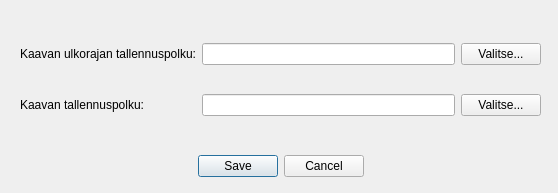
Before: the Qt Designer form arho_feature_template/gui/serialize_plan.ui in GispoCoding/arho-qgis-plugin, drawn with Qt 5.
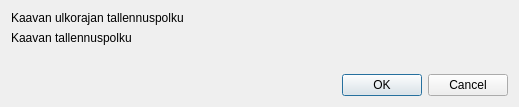
After: the same form once the commit is applied. Custom widgets are drawn as their Qt base class.

Commit message: fixes to serialize/save plan form

What changed in the file:
```diff
--- a/arho_feature_template/gui/serialize_plan.ui
+++ b/arho_feature_template/gui/serialize_plan.ui
@@ -6,84 +6,89 @@
    <rect>
     <x>0</x>
     <y>0</y>
-    <width>558</width>
-    <height>193</height>
+    <width>519</width>
+    <height>107</height>
    </rect>
   </property>
+  <property name="sizePolicy">
+   <sizepolicy hsizetype="Preferred" vsizetype="Preferred">
+    <horstretch>0</horstretch>
+    <verstretch>0</verstretch>
+   </sizepolicy>
+  </property>
+  <property name="maximumSize">
+   <size>
+    <width>16777215</width>
+    <height>16777215</height>
+   </size>
+  </property>
   <property name="windowTitle">
    <string>Tallenna kaava JSON</string>
   </property>
-  <widget class="QDialogButtonBox" name="buttonBox">
-   <property name="geometry">
-    <rect>
-     <x>20</x>
-     <y>150</y>
-     <width>521</width>
-     <height>32</height>
-    </rect>
-   </property>
-   <property name="standardButtons">
-    <set>QDialogButtonBox::Cancel|QDialogButtonBox::Save</set>
-   </property>
-   <property name="centerButtons">
-    <bool>true</bool>
-   </property>
-  </widget>
-  <widget class="QWidget" name="layoutWidget">
-   <property name="geometry">
-    <rect>
-     <x>20</x>
-     <y>20</y>
-     <width>521</width>
-     <height>120</height>
-    </rect>
-   </property>
-   <layout class="QGridLayout" name="gridLayout">
+  <layout class="QVBoxLayout" name="verticalLayout">
+   <item>
+    <layout class="QFormLayout" name="formLayout">
     <item row="0" column="0">
      <widget class="QLabel" name="plan_outline_label">
       <property name="text">
-       <string>Kaavan ulkorajan tallennuspolku:</string>
+        <string>Kaavan ulkorajan tallennuspolku</string>
       </property>
      </widget>
     </item>
     <item row="0" column="1">
-     <widget class="QLineEdit" name="plan_outline_path_edit">
-      <property name="readOnly">
-       <bool>true</bool>
-      </property>
-     </widget>
-    </item>
-    <item row="0" column="2">
-     <widget class="QPushButton" name="plan_outline_select_button">
-      <property name="text">
-       <string>Valitse...</string>
+      <widget class="QgsFileWidget" name="plan_outline_file">
+       <property name="dialogTitle">
+        <string>Valitse kaavan ulkorajan tallennuspolku</string>
+       </property>
+       <property name="filter">
+        <string>JSON Files (*.json)</string>
+       </property>
+       <property name="storageMode">
+        <enum>QgsFileWidget::SaveFile</enum>
       </property>
      </widget>
     </item>
     <item row="1" column="0">
      <widget class="QLabel" name="plan_label">
       <property name="text">
-       <string>Kaavan tallennuspolku:</string>
+        <string>Kaavan tallennuspolku</string>
       </property>
      </widget>
     </item>
     <item row="1" column="1">
-     <widget class="QLineEdit" name="plan_path_edit">
-      <property name="readOnly">
-       <bool>true</bool>
-      </property>
-     </widget>
-    </item>
-    <item row="1" column="2">
-     <widget class="QPushButton" name="plan_select_button">
-      <property name="text">
-       <string>Valitse...</string>
-      </property>
+      <widget class="QgsFileWidget" name="plan_file">
+       <property name="dialogTitle">
+        <string>Valitse kaavan tallennuspolku</string>
+       </property>
+       <property name="filter">
+        <string>JSON Files (*.json)</string>
+       </property>
+       <property name="storageMode">
+        <enum>QgsFileWidget::SaveFile</enum>
+       </property>
+      </widget>
+     </item>
+    </layout>
+   </item>
+   <item>
+    <widget class="QDialogButtonBox" name="button_box">
+     <property name="standardButtons">
+      <set>QDialogButtonBox::Cancel|QDialogButtonBox::Ok</set>
+     </property>
+     <property name="centerButtons">
+      <bool>false</bool>
+     </property>
      </widget>
     </item>
    </layout>
   </widget>
- </widget>
+ <customwidgets>
+  <customwidget>
+   <class>QgsFileWidget</class>
+   <extends>QWidget</extends>
+   <header>qgsfilewidget.h</header>
+  </customwidget>
+ </customwidgets>
  <resources/>
  <connections/>
 </ui>
```
Left out of the diff: 35 changed lines with no effect on the pictures. Lines whose indentation alone changed are shown as unchanged. The commit also changes 1 other file.
